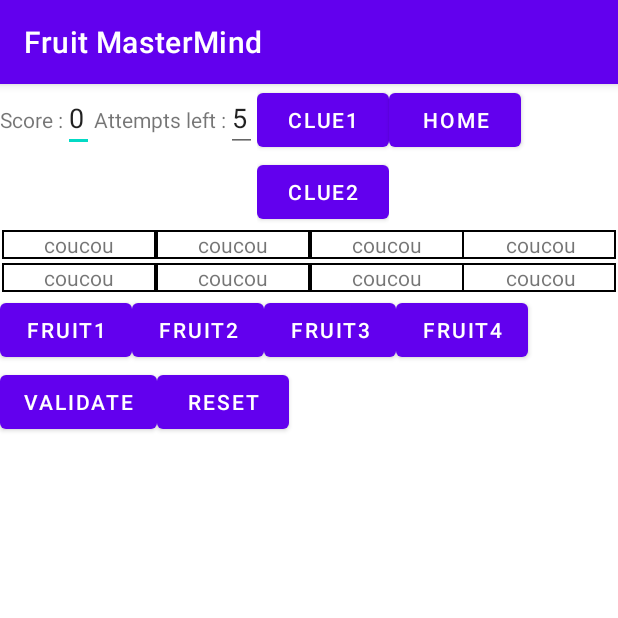
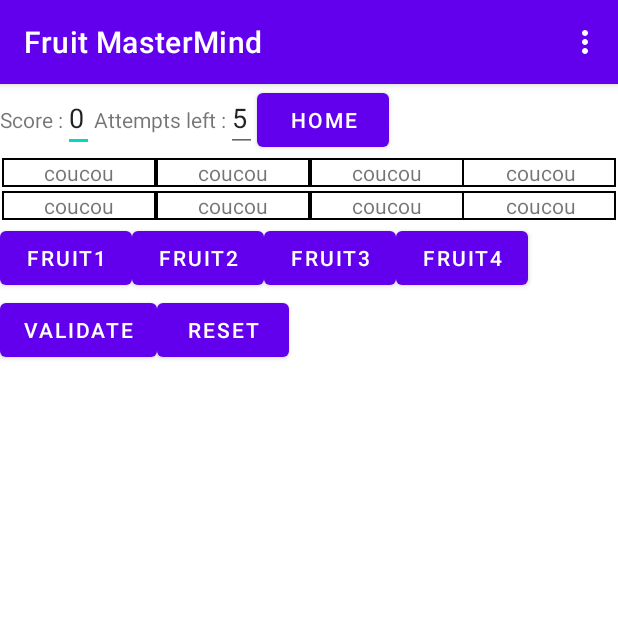
Before and after one commit to lea78/Fruit-Mastermind-App, an Android app: the screen it shows after launch (MainActivity), on a phone screen of 412 x 824 dp, the top half of it. Run offline under Robolectric (Android 15) with nearby library versions, the phone set to English and light mode, and no system bars.

Commit message:
Creation of header menu with clues

```diff
--- a/app/src/main/java/com/example/fruitmastermind/MainActivity.java
+++ b/app/src/main/java/com/example/fruitmastermind/MainActivity.java
@@ -3,6 +3,10 @@ package com.example.fruitmastermind;
 import androidx.appcompat.app.AppCompatActivity;
 
 import android.os.Bundle;
+import android.util.Log;
+import android.view.Menu;
+import android.view.MenuInflater;
+import android.widget.Toolbar;
 
 public class MainActivity extends AppCompatActivity {
 
@@ -10,5 +14,19 @@ public class MainActivity extends AppCompatActivity {
     protected void onCreate(Bundle savedInstanceState) {
         super.onCreate(savedInstanceState);
         setContentView(R.layout.activity_main);
+
+        //Toolbar toolbar = findViewById(R.id.toolBar);
+        //setSupportActionBar(toolbar);
     }
+
+    @Override
+    public boolean onCreateOptionsMenu(Menu menu){
+        MenuInflater inflater = getMenuInflater();
+        inflater.inflate(R.menu.header, menu);
+        ;
+        return true;
+    }
+
+
+
 }
--- a/app/src/main/res/layout/activity_main.xml
+++ b/app/src/main/res/layout/activity_main.xml
@@ -4,6 +4,7 @@
     android:layout_width="match_parent"
     android:layout_height="match_parent"
     tools:context=".MainActivity">
+
 
     <LinearLayout
         android:id="@+id/layout_topMenu"
@@ -33,24 +34,7 @@
             android:layout_height="wrap_content"
             android:text="5"/>
 
-    <LinearLayout
-        android:id="@+id/layout_clueButtons"
-        android:layout_width="wrap_content"
-        android:layout_height="wrap_content"
-        android:orientation="vertical">
 
-        <Button
-            android:id="@+id/buttonClue1"
-            android:layout_width="wrap_content"
-            android:layout_height="wrap_content"
-            android:text="@string/text_clue1"/>
-        <Button
-            android:id="@+id/buttonClue2"
-            android:layout_width="wrap_content"
-            android:layout_height="wrap_content"
-            android:text="@string/clue2"/>
-
-    </LinearLayout>
 
         <Button
             android:id="@+id/homeMenu"
--- /dev/null
+++ b/app/src/main/res/layout/tool_bar.xml
@@ -0,0 +1,8 @@
+<?xml version="1.0" encoding="utf-8"?>
+<androidx.appcompat.widget.Toolbar xmlns:android="http://schemas.android.com/apk/res/android"
+    android:layout_width="match_parent"
+    android:layout_height="wrap_content"
+    android:background="@color/black"
+    android:elevation="4dp">
+
+</androidx.appcompat.widget.Toolbar>
--- /dev/null
+++ b/app/src/main/res/menu/header.xml
@@ -0,0 +1,6 @@
+<?xml version="1.0" encoding="utf-8"?>
+<menu xmlns:android="http://schemas.android.com/apk/res/android">
+    <item android:id="@+id/menuHeader"
+        android:title="Clue_One" />
+
+</menu>
```
Also changed, not shown: 1 other file.
